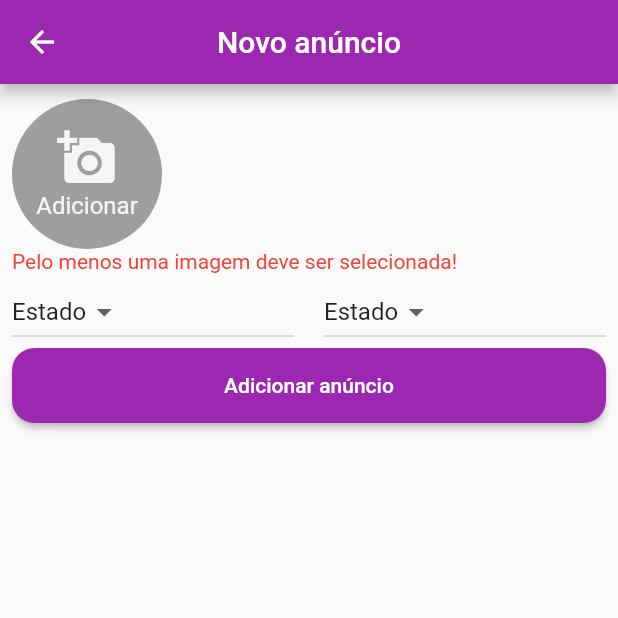
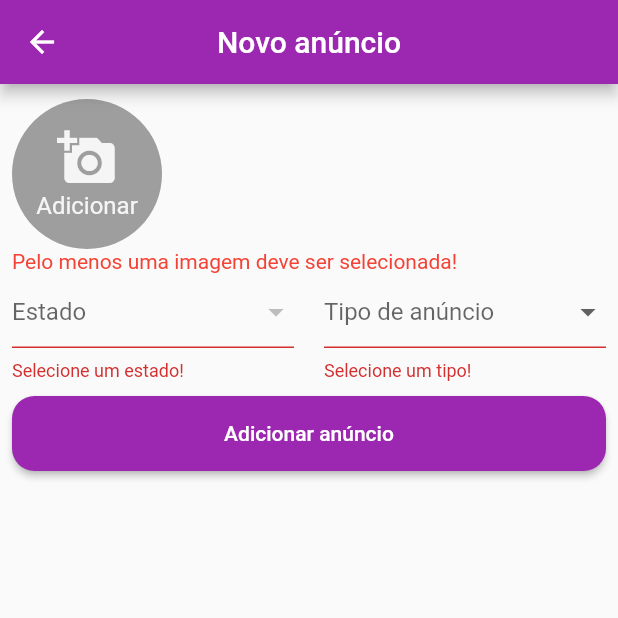
Before and after one commit to mattheussoares98/olx, a Flutter app: the NewAnnouncementPage screen opened by its route, after a tap on "Adicionar anúncio", on a phone screen of 412 x 824 dp, the top half of it. Run offline on Flutter 3.47's test engine with Material 2 defaults, Android fonts, the phone set to English and light mode, and no system bars; our stand-ins replace brasil_fields, firebase_auth, firebase_core, image_picker; accounts and stored records are empty.

Commit message:
adicionei dois dropdownButton na tela de cadastro de anúncios para selecionar o estado e o tipo de anúncio

```diff
--- a/lib/pages/new_announcement/new_announcement_dropdownbutton.dart
+++ b/lib/pages/new_announcement/new_announcement_dropdownbutton.dart
@@ -1,37 +1,80 @@
+import 'package:brasil_fields/brasil_fields.dart';
 import 'package:flutter/material.dart';
 
-class NewAnnouncementDropdownButton extends StatelessWidget {
-  const NewAnnouncementDropdownButton({Key? key}) : super(key: key);
+class NewAnnouncementDropdownButton extends StatefulWidget {
+  const NewAnnouncementDropdownButton({
+    Key? key,
+  }) : super(key: key);
+
+  @override
+  State<NewAnnouncementDropdownButton> createState() =>
+      _NewAnnouncementDropdownButtonState();
+}
+
+class _NewAnnouncementDropdownButtonState
+    extends State<NewAnnouncementDropdownButton> {
+  String _selectedState = "Estados";
+  String _selecteTypeAnnouncement = "Outros";
+  final List<String> _typesOfAnnouncements = [
+    'Automóvel',
+    'Imóvel',
+    'Eletrônico',
+    'Celular',
+    'Bicicleta',
+    'Outros',
+  ];
 
   @override
   Widget build(BuildContext context) {
     return Row(
       children: [
         Expanded(
-          child: DropdownButton(
-            items: const [
-              DropdownMenuItem(
-                child: Text('Estado'),
-              ),
-              // DropdownMenuItem(
-              //   child: Text('Categoria'),
-              // ),
-            ],
-            onChanged: (dynamic value) {},
+          child: DropdownButtonFormField<String>(
+            validator: (value) {
+              if (value == null) {
+                return 'Selecione um estado!';
+              }
+              return null;
+            },
+            hint: const Text('Estado'),
+            onChanged: (regiaoSelecionada) {
+              setState(() {
+                _selectedState = regiaoSelecionada!;
+              });
+            },
+            items: Estados.listaEstadosSigla
+                .map(
+                  (estados) => DropdownMenuItem(
+                    value: estados,
+                    child: Text(estados),
+                  ),
+                )
+                .toList(),
           ),
         ),
         const SizedBox(width: 20),
         Expanded(
-          child: DropdownButton(
-            items: const [
-              DropdownMenuItem(
-                child: Text('Estado'),
-              ),
-              // DropdownMenuItem(
-              //   child: Text('Categoria'),
-              // ),
-            ],
-            onChanged: (dynamic value) {},
+          child: DropdownButtonFormField<String>(
+            validator: (value) {
+              if (value == null) {
+                return 'Selecione um tipo!';
+              }
+              return null;
+            },
+            hint: const Text('Tipo de anúncio'),
+            onChanged: (typeSelected) {
+              setState(() {
+                _selecteTypeAnnouncement = typeSelected!;
+              });
+            },
+            items: _typesOfAnnouncements
+                .map(
+                  (selectedAnnouncement) => DropdownMenuItem(
+                    value: selectedAnnouncement,
+                    child: Text(selectedAnnouncement),
+                  ),
+                )
+                .toList(),
           ),
         ),
       ],
--- a/lib/pages/new_announcement/new_announcement_page.dart
+++ b/lib/pages/new_announcement/new_announcement_page.dart
@@ -36,7 +36,7 @@ class _NewAnnouncementPageState extends State<NewAnnouncementPage> {
                     images: _images,
                   ),
                   const NewAnnouncementDropdownButton(),
-                  // TextFormField(),
+                  const SizedBox(height: 10),
                   PersonalizedButtonComponent(
                     onPressed: () {
                       _formKey.currentState?.validate();
--- a/pubspec.yaml
+++ b/pubspec.yaml
@@ -39,6 +39,7 @@ dependencies:
   firebase_storage: ^10.2.14
   firebase_core: ^1.15.0
   image_picker: ^0.8.5
+  brasil_fields: 1.4.2
 
 dev_dependencies:
   flutter_test:
```
Also changed, not shown: pubspec.lock.
